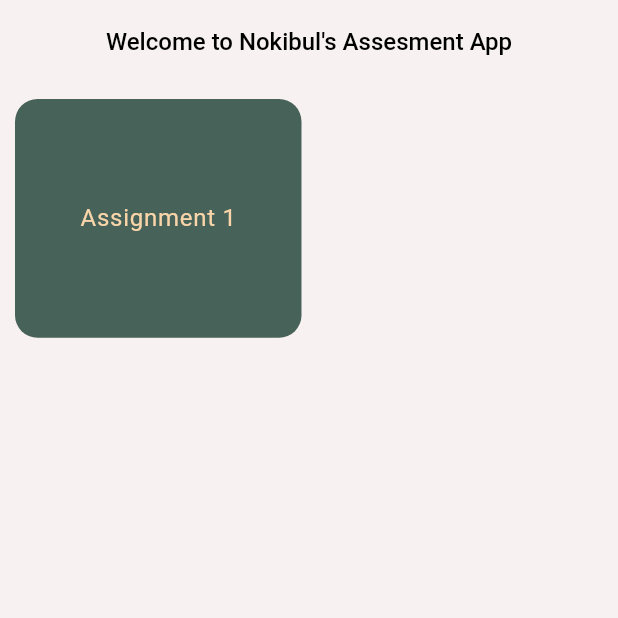
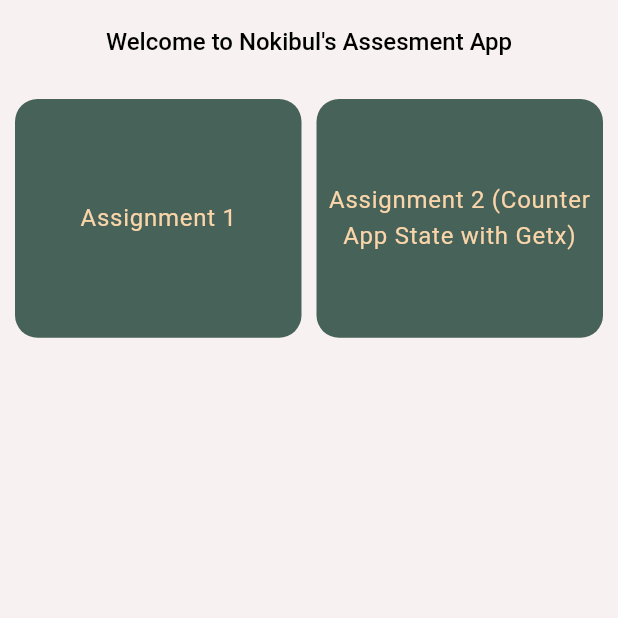
Before and after one commit to nokibul82/remote_kitchen_assesment, a Flutter app: the screen it shows after launch, on a phone screen of 412 x 824 dp, the top half of it. Run offline on Flutter 3.47's test engine with Material 3 defaults, Android fonts, the phone set to English and light mode, and no system bars; our stand-ins replace get.

Commit message:
Assignment-2 ( Counter )

```diff
--- /dev/null
+++ b/lib/controllers/CounterController.dart
@@ -0,0 +1,13 @@
+import 'package:get/get.dart';
+
+class CounterController extends GetxController{
+  final counter = 0.obs;
+
+  void increment(){
+    counter.value++;
+  }
+
+  void decrement(){
+    counter.value--;
+  }
+}
--- a/lib/views/screens/HomeScreen.dart
+++ b/lib/views/screens/HomeScreen.dart
@@ -1,4 +1,5 @@
 import 'package:flutter/material.dart';
+import 'package:remote_kitchen_assesment/views/screens/CounterScreen.dart';
 
 import './BasicScreen.dart';
 import '../../core/app_color.dart';
@@ -52,6 +53,29 @@ class HomeScreen extends StatelessWidget {
                       )),
                     ),
                   ),
+                  InkWell(
+                    onTap: () {
+                      Navigator.push(
+                          context,
+                          MaterialPageRoute(
+                            builder: (context) => const CounterScreen(),
+                          ));
+                    },
+                    child: Container(
+                      decoration: BoxDecoration(
+                          color: AppColor.primary,
+                          borderRadius: BorderRadius.circular(15)),
+                      child: Center(
+                          child: Text(
+                        "Assignment 2 (Counter App State with Getx)",
+                        textAlign: TextAlign.center,
+                        style: Theme.of(context)
+                            .textTheme
+                            .bodyLarge
+                            ?.copyWith(color: AppColor.secondary),
+                      )),
+                    ),
+                  ),
                 ],
               ),
             ),
--- a/pubspec.yaml
+++ b/pubspec.yaml
@@ -35,6 +35,7 @@ dependencies:
   # The following adds the Cupertino Icons font to your application.
   # Use with the CupertinoIcons class for iOS style icons.
   cupertino_icons: ^1.0.6
+  get: ^4.6.6
 
 dev_dependencies:
   flutter_test:
```
Also changed, not shown: lib/views/screens/CounterScreen.dart (added, +56 -0 lines), pubspec.lock.
